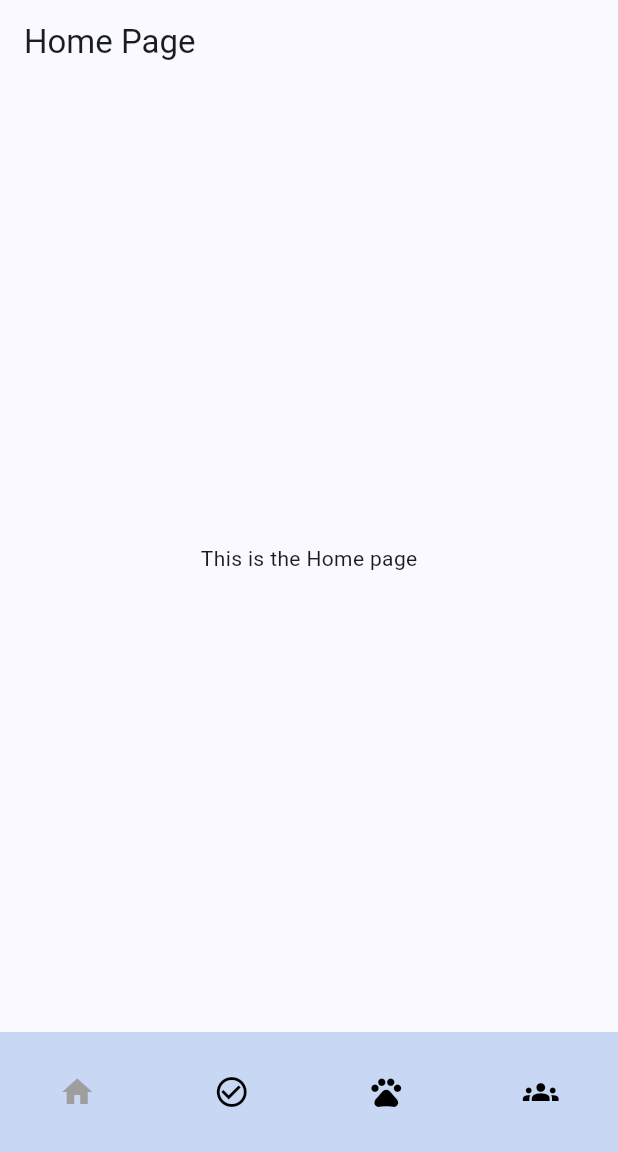
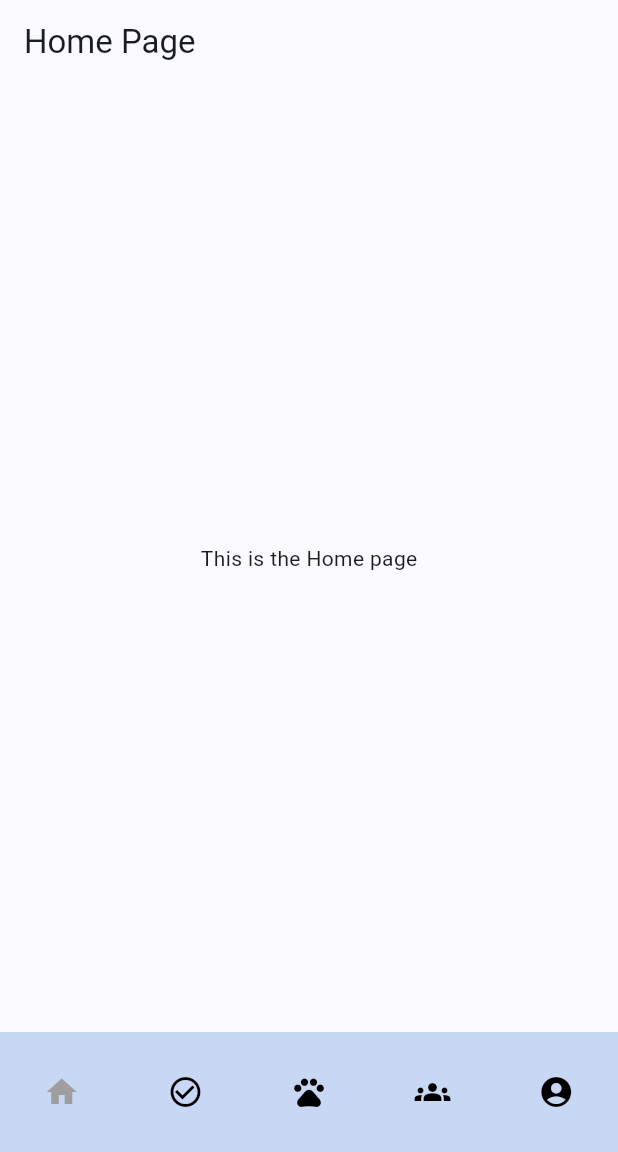
Before and after one commit to tyleraudino/PawsitiveMinds, a Flutter app: the MainPage screen opened directly, on a phone screen of 412 x 824 dp, the part 84-1236 px from its top. Run offline on Flutter 3.47's test engine with Material 3 defaults, Android fonts, the phone set to English and light mode, and no system bars.

```diff
--- a/lib/main.dart
+++ b/lib/main.dart
@@ -3,7 +3,9 @@ import 'home.dart';
 import 'goals.dart';
 import 'rewards.dart';
 import 'social.dart';
+import 'opening.dart';
 import 'dart:convert';
+import "userprofile.dart";
 import 'package:http/http.dart' as http;
 
 void main() {
@@ -19,21 +21,21 @@ class MyApp extends StatelessWidget {
         colorSchemeSeed: const Color.fromRGBO(200, 215, 243, 1.0),
         canvasColor: const Color.fromRGBO(200, 215, 243, 1.0),
         navigationBarTheme: NavigationBarThemeData(
-          indicatorColor: Colors.transparent,
-          labelBehavior: NavigationDestinationLabelBehavior.alwaysHide,
+          indicatorColor: Colors.transparent, // Remove the indicator color
+          labelBehavior: NavigationDestinationLabelBehavior.alwaysHide, // Always hide the labels
           iconTheme: MaterialStateProperty.resolveWith<IconThemeData>((states) {
             if (states.contains(MaterialState.selected)) {
               return const IconThemeData(
-                color: Colors.grey,
+                color: Colors.grey, // Set selected icon color to transparent
               );
             }
             return const IconThemeData(
-              color: Colors.black,
+              color: Colors.black, // Set unselected icon color
             );
           }),
         ),
       ),
-      home: MainPage(),
+     home: OpeningPage(),
     );
   }
 }
@@ -96,6 +98,10 @@ class _MainPageState extends State<MainPage> {
           NavigationDestination(
             icon: Icon(Icons.groups),
             label: "Social",
+             ),
+          NavigationDestination(
+            icon: Icon(Icons.account_circle),
+            label: "My Account",
           )
         ],
         backgroundColor: const Color.fromRGBO(200, 215, 243, 1.0),
```
